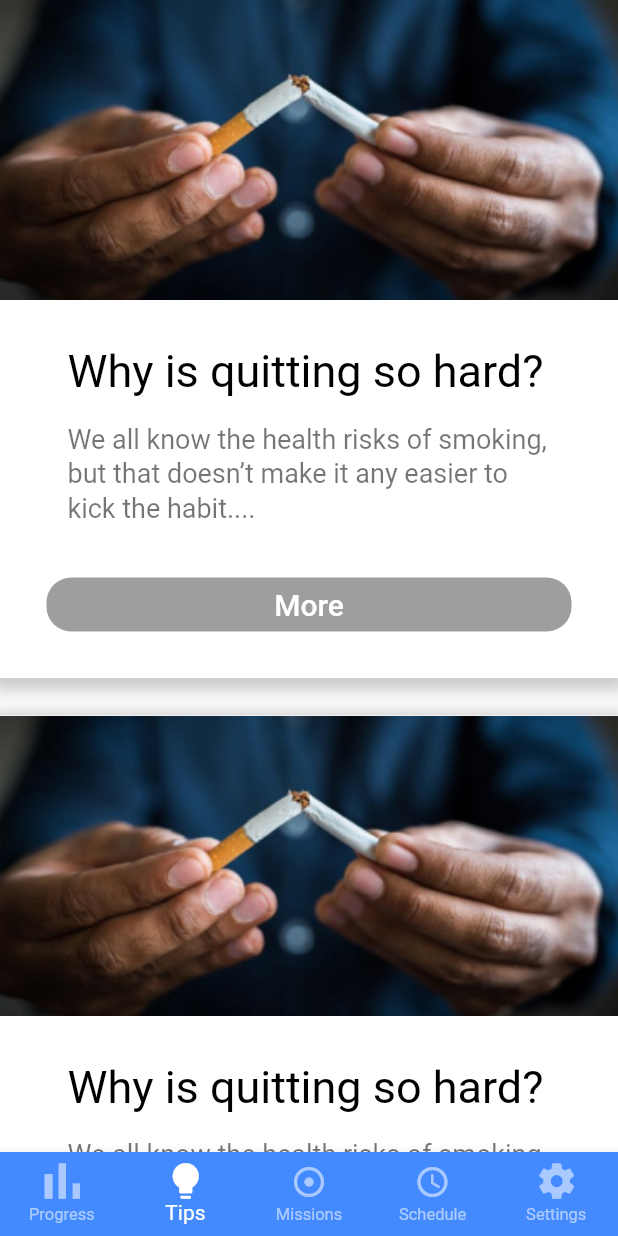
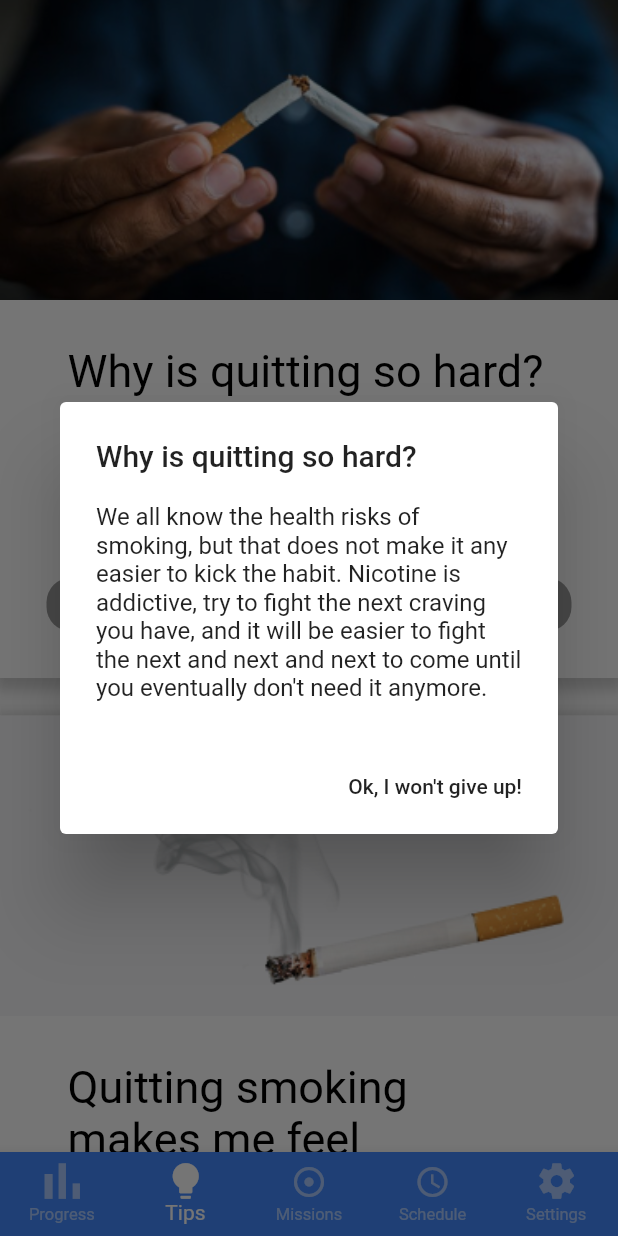
Before and after one commit to Negm101/Quit-Smoking-App, a Flutter app: the screen it shows after launch, item 2 of the bottom bar chosen, after a tap on "More", on a phone screen of 412 x 824 dp. Run offline on Flutter 3.47's test engine with Material 2 defaults, Android fonts, the phone set to English and light mode, and no system bars; our stand-ins replace circular_check_box, percent_indicator.

Commit message:
v0.16 - Done with tips

```diff
--- a/lib/screens/tips.dart
+++ b/lib/screens/tips.dart
@@ -9,18 +9,32 @@ class TipsContainerScreen extends StatelessWidget {
       physics: BouncingScrollPhysics(), //change scroll physics bouncy
       child: new Column(
         children: [
-          singleTip(),
+          singleTip(
+            'Why is quitting so hard?',
+            'We all know the health risks of smoking, but that does not make it any easier to kick the habit. Nicotine is addictive,'
+                ' try to fight the next craving you have, and it will be easier to fight the next and next and next to come until you eventually'
+                ' don\'t need it anymore.',
+            AssetImage('assets/images/tips-1.jpg'),
+            context,
+          ),
           SizedBox(height: 25),
-          singleTip(),
+          singleTip(
+            'Quitting smoking makes me feel uncomfortable...',
+            'Flu, headache, trouble concentrating and more terrible things happening'
+                ' to you ever since you started quiting smoking? What you are experiencing is the'
+                ' withdrawal symptoms from nicotine. Trust me, it\'ll get better over time!',
+            AssetImage('assets/images/tips-2.png'),
+            context,
+          ),
           SizedBox(height: 25),
-          singleTip(),
         ],
       ),
       /* TODO: Start writing tips here */
     );
   }
 
-  Widget singleTip() {
+  Widget singleTip(String tipsTitle, String tipsDescription,
+      AssetImage displayImage, BuildContext context) {
     return Container(
       decoration: BoxDecoration(
         color: Colors.white,
@@ -39,7 +53,8 @@ class TipsContainerScreen extends StatelessWidget {
             height: 200.00,
             decoration: new BoxDecoration(
               image: new DecorationImage(
-                image: AssetImage('assets/images/tips-1.jpg'),
+                image: displayImage,
+                // image: AssetImage('assets/images/tips-1.jpg'),
                 fit: BoxFit.cover,
               ),
             )),
@@ -49,12 +64,12 @@ class TipsContainerScreen extends StatelessWidget {
             crossAxisAlignment: CrossAxisAlignment.start,
             children: <Widget>[
               Text(
-                'Why is quitting so hard?',
+                tipsTitle,
                 style: TextStyle(fontSize: 30, color: Colors.black),
               ),
               SizedBox(height: 15),
               Text(
-                'We all know the health risks of smoking, but that doesn’t make it any easier to kick the habit....',
+                tipsDescription.substring(0, 100) + '...',
                 style:
                     TextStyle(fontSize: 18, color: Colors.black54, height: 1.3),
               ),
@@ -70,7 +85,24 @@ class TipsContainerScreen extends StatelessWidget {
             ),
             color: Colors.grey,
             padding: EdgeInsets.all(0),
-            onPressed: () {},
+            onPressed: () {
+              showDialog(
+                  context: context,
+                  builder: (BuildContext context) {
+                    return AlertDialog(
+                      title: Text(tipsTitle),
+                      content: Text(tipsDescription),
+                      actions: [
+                        FlatButton(
+                          child: Text("Ok, I won't give up!"),
+                          onPressed: () {
+                            Navigator.of(context).pop();
+                          },
+                        )
+                      ],
+                    );
+                  });
+            },
             child: Text(
               'More',
               style: TextStyle(fontSize: 20, color: Colors.white),
```
Also changed, not shown: assets/images/tips-2.png (added), pubspec.lock.
